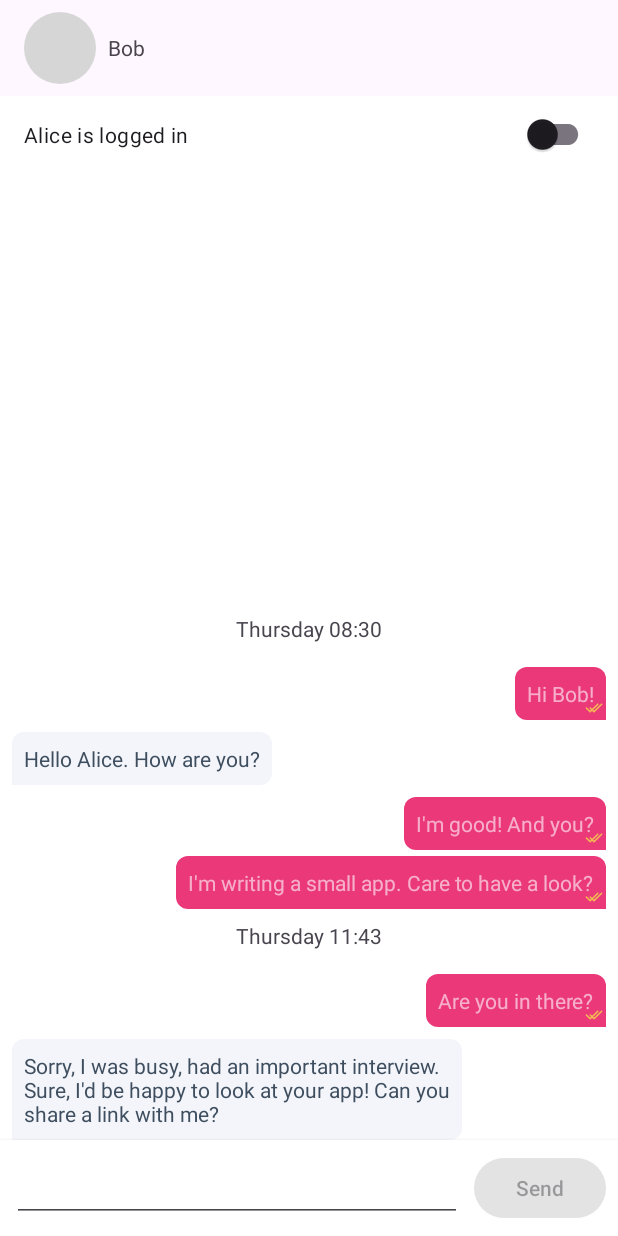
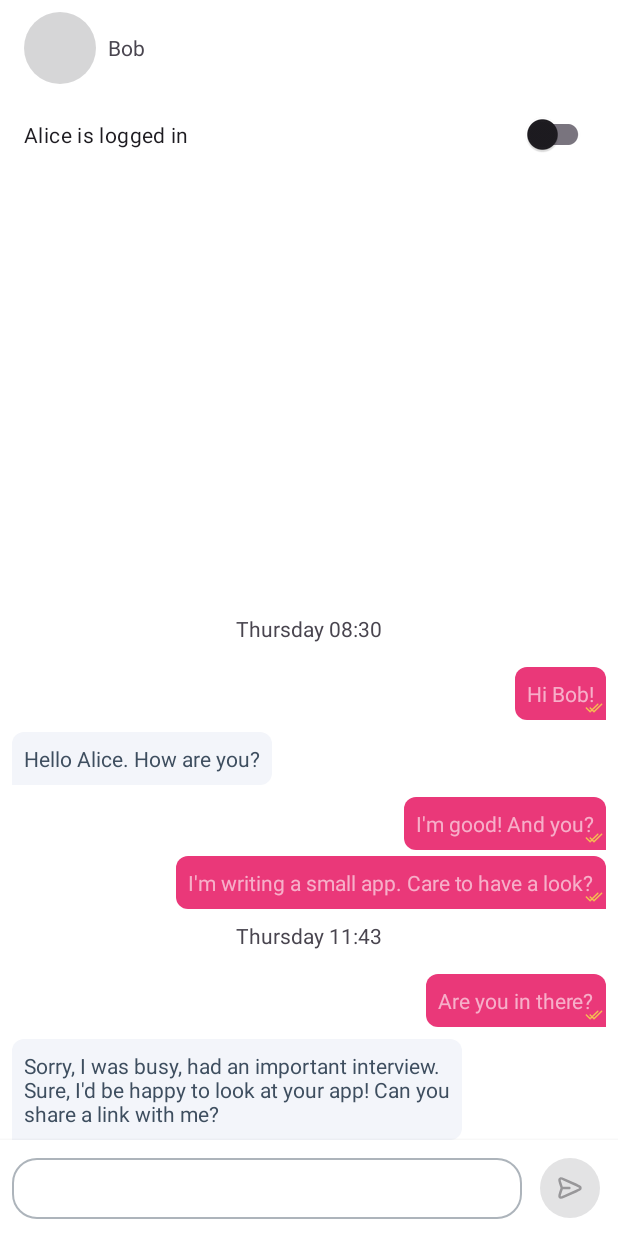
Before and after one commit to victoria-bax/SampleChatApp, an Android app: the screen it shows after launch (MainActivity), on a phone screen of 412 x 824 dp. Run offline under Robolectric (Android 15) with nearby library versions, the phone set to English and light mode, and no system bars; our stand-ins replace Dagger/Hilt's generated code, Timber.

Commit message:
added styling to message input, message send button and other elements

```diff
--- /dev/null
+++ b/app/src/main/res/drawable/bg_message_input_text.xml
@@ -0,0 +1,15 @@
+<?xml version="1.0" encoding="utf-8"?>
+<selector xmlns:android="http://schemas.android.com/apk/res/android">
+    <item android:state_focused="true">
+        <shape android:shape="rectangle">
+            <stroke android:width="1dp" android:color="@color/accent_pink" />
+            <corners android:radius="16dp" />
+        </shape>
+    </item>
+    <item>
+        <shape android:shape="rectangle">
+            <stroke android:width="1dp" android:color="@color/text_light" />
+            <corners android:radius="16dp" />
+        </shape>
+    </item>
+</selector>
--- /dev/null
+++ b/app/src/main/res/drawable/ic_send_message.xml
@@ -0,0 +1,17 @@
+<!--Image: Send Alt 1 SVG Vector-->
+<!--Author: Dazzle UI-->
+<!--license: CC Attribution License-->
+<!--https://www.svgrepo.com/svg/533310/send-alt-1-->
+<vector xmlns:android="http://schemas.android.com/apk/res/android"
+    android:width="40dp"
+    android:height="40dp"
+    android:viewportWidth="24"
+    android:viewportHeight="24">
+  <path
+      android:pathData="M11.5,12H5.419M5.246,12.797L4.242,15.799C3.691,17.442 3.416,18.264 3.614,18.77C3.785,19.21 4.153,19.543 4.608,19.67C5.131,19.816 5.922,19.46 7.502,18.749L17.637,14.189C19.18,13.494 19.951,13.147 20.19,12.665C20.397,12.246 20.397,11.754 20.19,11.335C19.951,10.853 19.18,10.506 17.637,9.811L7.485,5.243C5.909,4.534 5.121,4.179 4.598,4.325C4.144,4.451 3.776,4.783 3.604,5.222C3.406,5.727 3.678,6.547 4.222,8.188L5.248,11.279C5.342,11.561 5.389,11.702 5.407,11.846C5.423,11.974 5.423,12.103 5.407,12.231C5.388,12.375 5.341,12.516 5.246,12.797Z"
+      android:strokeLineJoin="round"
+      android:strokeWidth="2"
+      android:fillColor="#00000000"
+      android:strokeColor="@color/white"
+      android:strokeLineCap="round"/>
+</vector>
--- a/app/src/main/res/layout/activity_main.xml
+++ b/app/src/main/res/layout/activity_main.xml
@@ -13,6 +13,7 @@
 
         <com.google.android.material.appbar.MaterialToolbar
             android:id="@+id/toolbar"
+            android:background="@color/white"
             android:layout_width="match_parent"
             android:layout_height="match_parent">
 
@@ -73,24 +74,26 @@
 
             <EditText
                 android:id="@+id/message_input"
+                style="@style/Input"
                 android:layout_width="0dp"
                 android:layout_height="wrap_content"
-                android:layout_margin="@dimen/padding_medium"
                 app:layout_constraintBottom_toBottomOf="parent"
                 app:layout_constraintEnd_toStartOf="@id/button_send"
                 app:layout_constraintStart_toStartOf="parent"
                 app:layout_constraintTop_toTopOf="parent" />
 
-            <Button
+            <com.google.android.material.button.MaterialButton
                 android:id="@+id/button_send"
+                style="@style/Widget.Material3.Button.IconButton.Filled"
                 android:layout_width="wrap_content"
                 android:layout_height="wrap_content"
                 android:layout_margin="@dimen/padding_medium"
                 android:enabled="false"
-                android:text="@string/btn_send"
+                app:icon="@drawable/ic_send_message"
                 app:layout_constraintBottom_toBottomOf="parent"
                 app:layout_constraintEnd_toEndOf="parent"
-                app:layout_constraintTop_toTopOf="parent" />
+                app:layout_constraintTop_toTopOf="parent"
+                tools:enabled="true" />
         </androidx.constraintlayout.widget.ConstraintLayout>
 
     </androidx.constraintlayout.widget.ConstraintLayout>
--- a/app/src/main/res/values/strings.xml
+++ b/app/src/main/res/values/strings.xml
@@ -9,6 +9,5 @@
 <!--    Content descriptions-->
     <string name="message_outgoing_status_description">Message send status</string>
     <string name="message_list_user_avatar_content_description">User avatar</string>
-    <string name="btn_send">Send</string>
 
 </resources>
--- a/app/src/main/res/values/themes.xml
+++ b/app/src/main/res/values/themes.xml
@@ -1,7 +1,10 @@
 <resources>
+
     <style name="Base.Theme.SampleChatApp" parent="Theme.Material3.DayNight.NoActionBar">
-         <item name="colorPrimaryDark">@color/white</item>
+        <item name="colorPrimaryDark">@color/white</item>
         <item name="android:windowBackground">@color/white</item>
+        <item name="colorPrimary">@color/accent_pink</item>
+        <item name="colorContainer">@color/white</item>
     </style>
 
     <style name="Theme.SampleChatApp" parent="Base.Theme.SampleChatApp" />
@@ -16,7 +19,7 @@
         </item>
     </style>
 
-    <style name="Message"/>
+    <style name="Message" />
 
     <style name="Message.DateTimeText">
         <item name="android:textColor">@color/text_light</item>
@@ -38,4 +41,11 @@
         <item name="android:background">@drawable/message_item_outgoing_bubble</item>
         <item name="android:textColor">@color/text_secondary</item>
     </style>
+
+    <style name="Input">
+        <item name="android:background">@drawable/bg_message_input_text</item>
+        <item name="android:paddingHorizontal">@dimen/padding_large</item>
+        <item name="android:paddingVertical">@dimen/padding_medium</item>
+        <item name="android:layout_margin">@dimen/padding_medium</item>
+    </style>
 </resources>
```
